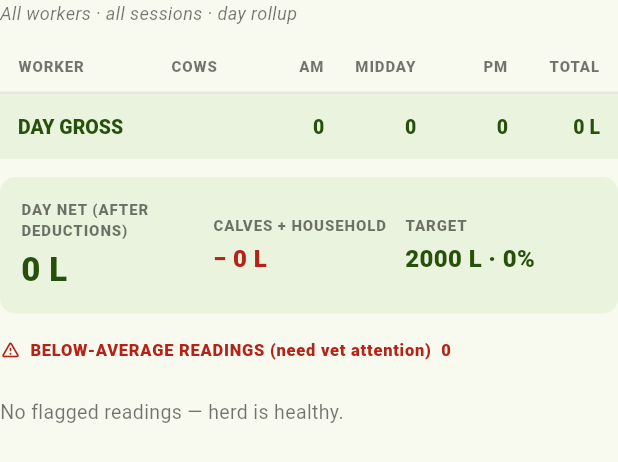
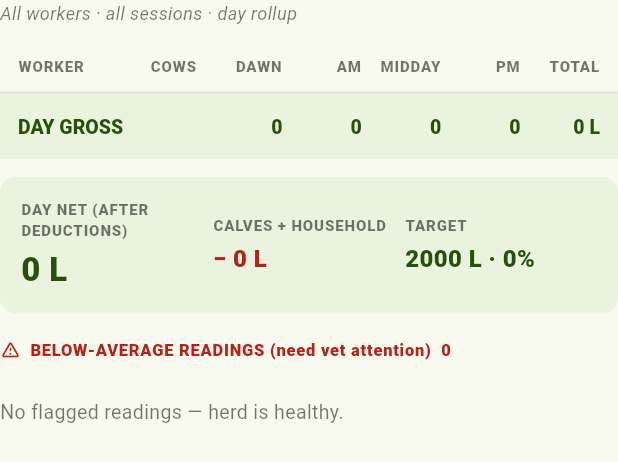
Before and after one commit to DOREENKDAVID/mwirigi-farm, a Flutter app: the _ManagerView widget shown alone on an empty page, opened directly with empty values, on a phone screen of 412 x 824 dp. Shown: the top 462 px of the screen. Run offline on Flutter 3.47's test engine with Material 3 defaults, Android fonts, the phone set to English and light mode, and no system bars; our stand-ins replace connectivity_plus, drift, drift_flutter, file_picker, fl_chart, flutter_secure_storage and 4 more; accounts and stored records are empty; generated files the repository leaves out were written again; network calls fail.

Commit message:
Add DAWN milking session (4 sessions/day)
Real Mwirigi schedule is 3am / 9am / 12pm / 5pm — four milkings,
not three. The schema had AM / MID / PM hardcoded everywhere.

Schema:
- SessionType enum: prepend DAWN before AM. Postgres preserves
  existing AM / MID / PM rows; new rows can use DAWN. Pushed to
  Neon via prisma db push.

Backend:
- dairy.validation: milk record session accepts DAWN.
- dairy.service:
    · getTodayNetSummary returns { DAWN, AM, MID, PM } gross + sums
      all four into dayGross.
    · Dashboard sub-line (AM / PM / MID split) initializes a DAWN
      slot so no key access blows up on a DAWN row.
    · getTodaySessions worker view: SESSIONS array + entries /
      weekTotals / weekCounts / progress / totals all carry a DAWN
      key. Day total = DAWN + AM + MID + PM.
- dairy.controller.submitMilkSession: session whitelist updated.

Frontend:
- MilkSession enum gets `dawn('DAWN', 'Dawn')` as the first value
  so pill tabs render Dawn → AM → Midday → PM.
- Milk-logging manager-view header row builds columns from
  MilkSession.values instead of three hardcoded labels, so the new
  Dawn column lines up with its data automatically.
- DayTotals card auto-select cascade rewritten to walk all sessions
  newest-first; lands on the latest session with activity (Dawn
  fallback included) instead of defaulting to AM when only Dawn
  has data.

```diff
--- a/frontend/lib/core/models/dairy_ops.dart
+++ b/frontend/lib/core/models/dairy_ops.dart
@@ -33,6 +33,9 @@ double? _toDoubleNullable(dynamic v) {
 
 // Session enum — matches the backend SessionType (AM | MID | PM).
 enum MilkSession {
+  // Order here drives the order of pills in the session tab row.
+  // Dawn is the 3am milking, AM the 9am, Midday the 12pm, PM the 5pm.
+  dawn('DAWN', 'Dawn'),
   am('AM', 'AM'),
   mid('MID', 'Midday'),
   pm('PM', 'PM');
--- a/frontend/lib/widgets/dairy/milk_logging_panel.dart
+++ b/frontend/lib/widgets/dairy/milk_logging_panel.dart
@@ -1238,26 +1238,25 @@ class _ManagerView extends StatelessWidget {
           ),
         ),
         const SizedBox(height: 10),
-        // Header row.
+        // Header row. Column labels come from MilkSession.values so a
+        // new session (e.g. Dawn) lands in the right column without a
+        // separate copy-paste in the header.
         Padding(
           padding: const EdgeInsets.symmetric(horizontal: 12, vertical: 10),
           child: Row(
-            children: const [
-              Expanded(flex: 5, child: _MgrCell('WORKER', isHeader: true)),
-              Expanded(flex: 2, child: _MgrCell('COWS', isHeader: true)),
-              Expanded(
-                flex: 3,
-                child: _MgrCell('AM', isHeader: true, alignEnd: true),
-              ),
-              Expanded(
-                flex: 3,
-                child: _MgrCell('MIDDAY', isHeader: true, alignEnd: true),
-              ),
-              Expanded(
-                flex: 3,
-                child: _MgrCell('PM', isHeader: true, alignEnd: true),
-              ),
-              Expanded(
+            children: [
+              const Expanded(flex: 5, child: _MgrCell('WORKER', isHeader: true)),
+              const Expanded(flex: 2, child: _MgrCell('COWS', isHeader: true)),
+              for (final s in MilkSession.values)
+                Expanded(
+                  flex: 3,
+                  child: _MgrCell(
+                    s.label.toUpperCase(),
+                    isHeader: true,
+                    alignEnd: true,
+                  ),
+                ),
+              const Expanded(
                 flex: 3,
                 child: _MgrCell('TOTAL', isHeader: true, alignEnd: true),
               ),
```
Also changed, not shown: frontend/lib/widgets/dairy/dairy_day_totals_card.dart (+8 -10 lines), 4 other files.
